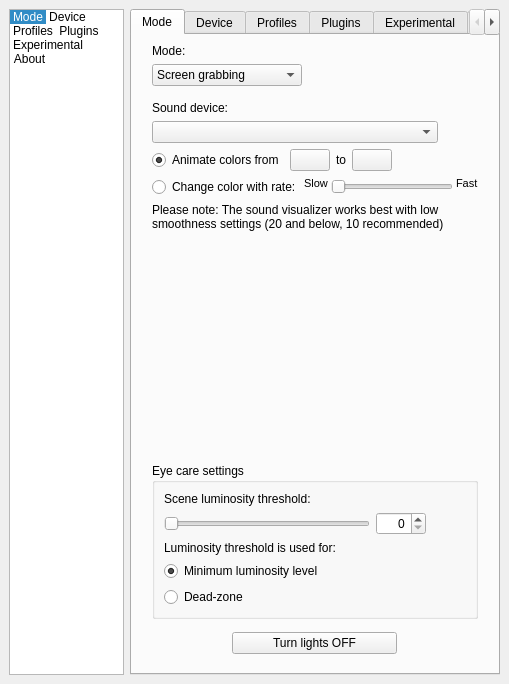
This is Software/src/SettingsWindow.ui in woodenshark/Lightpack as Qt 5 draws it before an edit. The edited form follows.
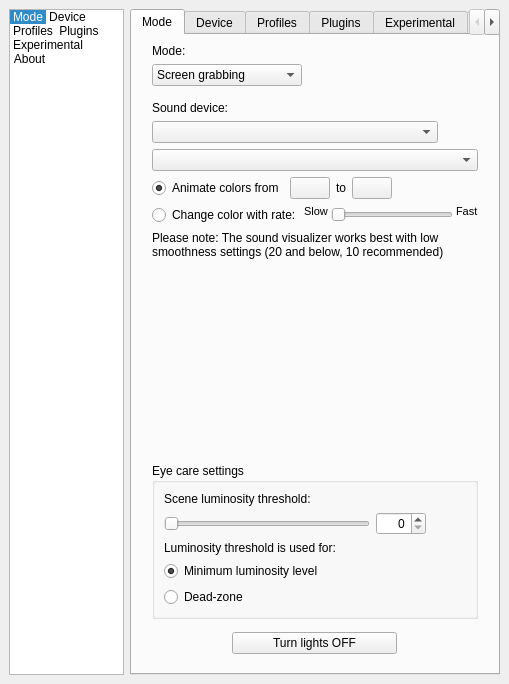
This is the edited form. The open tabs and pages were chosen to show the change. Icons and pictures are not drawn. Custom widgets are drawn as their Qt base class.

What changed in the file:
```diff
--- a/Software/src/SettingsWindow.ui
+++ b/Software/src/SettingsWindow.ui
@@ -888,6 +888,9 @@
               </item>
              </layout>
             </item>
+            <item>
+             <widget class="QComboBox" name="comboBox_SoundVizVisualizer"/>
+            </item>
             <item>
              <layout class="QHBoxLayout" name="horizontalLayout_11">
               <item>
```
